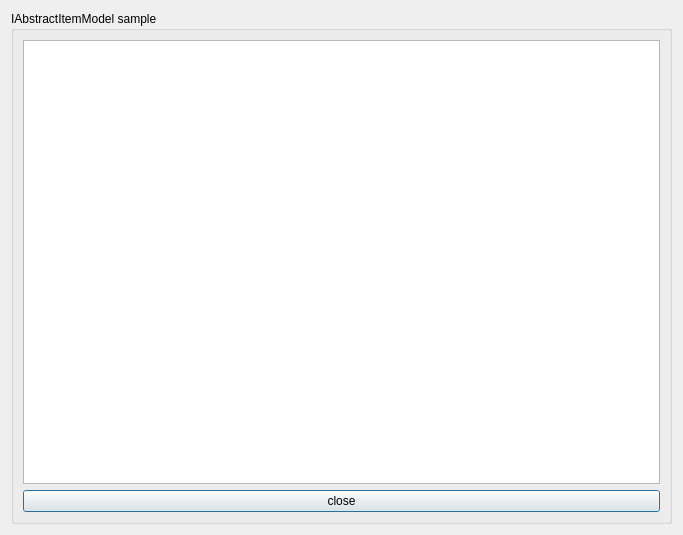
This is samples/itemModel/ListViewDialog.ui in coral-framework/coral-qt as Qt 5 draws it before an edit. The edited form follows.
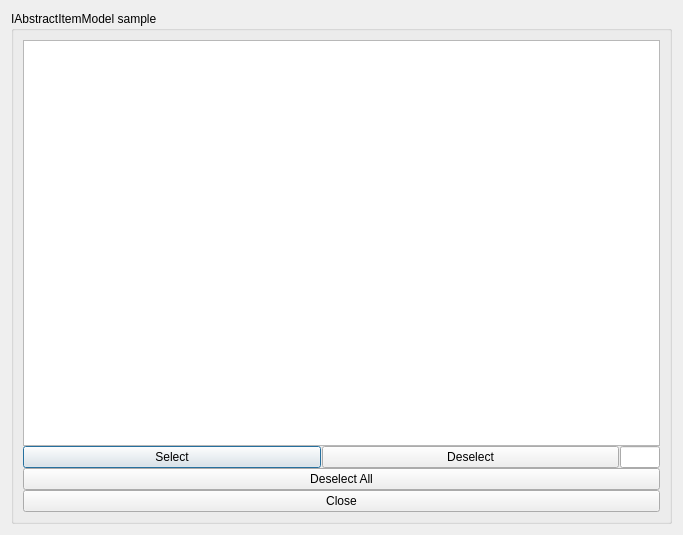
This is the edited form.

The edit to the form file:
```diff
--- a/samples/itemModel/ListViewDialog.ui
+++ b/samples/itemModel/ListViewDialog.ui
@@ -20,13 +20,66 @@
       <string>IAbstractItemModel sample</string>
      </property>
      <layout class="QVBoxLayout" name="verticalLayout">
+      <property name="spacing">
+       <number>0</number>
+      </property>
       <item>
        <widget class="QListView" name="listView"/>
       </item>
+      <item>
+       <layout class="QHBoxLayout" name="horizontalLayout_2">
+        <property name="spacing">
+         <number>1</number>
+        </property>
+        <item>
+         <widget class="QPushButton" name="btnSelect">
+          <property name="sizePolicy">
+           <sizepolicy hsizetype="MinimumExpanding" vsizetype="Fixed">
+            <horstretch>0</horstretch>
+            <verstretch>0</verstretch>
+           </sizepolicy>
+          </property>
+          <property name="text">
+           <string>Select</string>
+          </property>
+         </widget>
+        </item>
+        <item>
+         <widget class="QPushButton" name="btnDeselect">
+          <property name="sizePolicy">
+           <sizepolicy hsizetype="MinimumExpanding" vsizetype="Fixed">
+            <horstretch>0</horstretch>
+            <verstretch>0</verstretch>
+           </sizepolicy>
+          </property>
+          <property name="text">
+           <string>Deselect</string>
+          </property>
+         </widget>
+        </item>
+        <item>
+         <widget class="QLineEdit" name="lineNumber">
+          <property name="maximumSize">
+           <size>
+            <width>40</width>
+            <height>16777215</height>
+           </size>
+          </property>
+         </widget>
+        </item>
+       </layout>
+      </item>
+      <item>
+       <widget class="QPushButton" name="btnDeselectAll">
+        <property name="text">
+         <string>Deselect All</string>
+        </property>
+       </widget>
+      </item>
       <item>
        <widget class="QPushButton" name="btnOk">
         <property name="text">
-         <string>close</string>
+         <string>Close</string>
         </property>
        </widget>
       </item>
```
